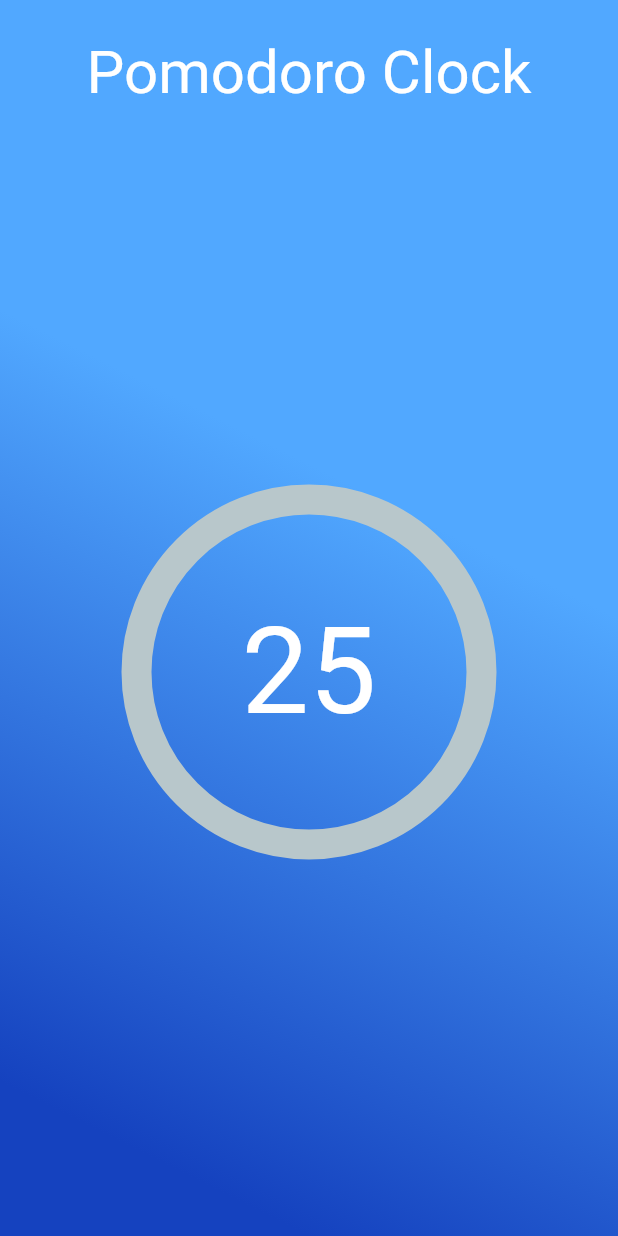
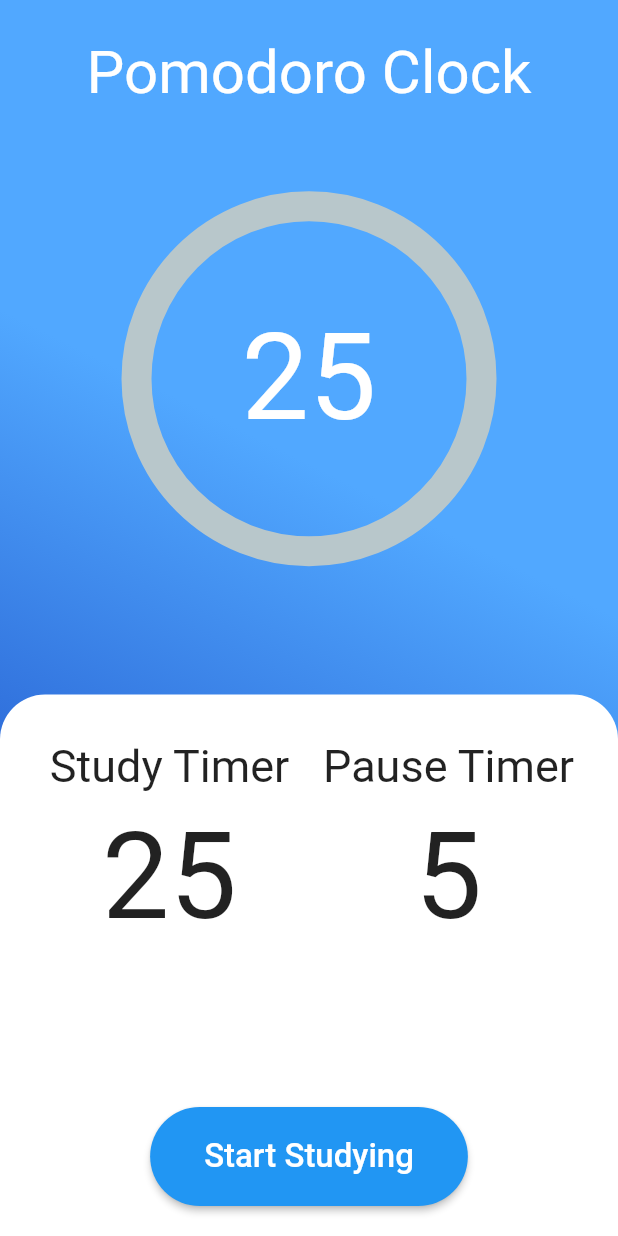
Before and after one commit to Shobhityadav99/Pomo-Doro-App, a Flutter app: the screen it shows after launch, on a phone screen of 412 x 824 dp. Run offline on Flutter 3.47's test engine with Material 2 defaults, Android fonts, the phone set to English and light mode, and no system bars; drawn by our look-alikes of percent_indicator.

Commit message:
timer working

```diff
--- a/lib/main.dart
+++ b/lib/main.dart
@@ -1,3 +1,5 @@
+import 'dart:async';
+
 import 'package:flutter/material.dart';
 import 'package:percent_indicator/circular_percent_indicator.dart';
 
@@ -17,6 +19,34 @@ class _PomoDoroState extends State<PomoDoro> {
   double percent = 0;
   static int timeInmin = 25;
   int timeInsec = timeInmin * 60;
+  Timer timer;
+  __startTimer() {
+    timeInmin = 25;
+    int time = timeInmin * 60;
+    double secPercentage = (time / 100);
+    timer = Timer.periodic(Duration(seconds: 1), (timer) {
+      setState(() {
+        if (time > 0) {
+          time--;
+          if (time % 60 == 0) {
+            timeInmin--;
+          }
+          if (time % secPercentage == 0) {
+            if (percent < 1) {
+              percent += 0.01;
+            } else {
+              percent = 1;
+            }
+          }
+        } else {
+          percent = 0;
+          timeInmin = 25;
+          timer.cancel();
+        }
+      });
+    });
+  }
+
   @override
   Widget build(BuildContext context) {
     return SafeArea(
@@ -55,6 +85,83 @@ class _PomoDoroState extends State<PomoDoro> {
                     style: TextStyle(color: Colors.white, fontSize: 80.0),
                   ),
                 ),
+              ),
+              SizedBox(
+                height: 30.0,
+              ),
+              Expanded(
+                child: Container(
+                  width: double.infinity,
+                  decoration: BoxDecoration(
+                      color: Colors.white,
+                      borderRadius: BorderRadius.only(
+                          topLeft: Radius.circular(30.0),
+                          topRight: Radius.circular(30.0))),
+                  child: Padding(
+                    padding:
+                        EdgeInsets.only(top: 30.0, left: 20.0, right: 20.0),
+                    child: Column(
+                      children: [
+                        Expanded(
+                            child: Row(
+                          children: [
+                            Expanded(
+                              child: Column(
+                                children: [
+                                  Text(
+                                    "Study Timer",
+                                    style: TextStyle(fontSize: 30.0),
+                                  ),
+                                  SizedBox(
+                                    height: 10.0,
+                                  ),
+                                  Text(
+                                    "25",
+                                    style: TextStyle(fontSize: 80.0),
+                                  )
+                                ],
+                              ),
+                            ),
+                            Expanded(
+                              child: Column(
+                                children: [
+                                  Text(
+                                    "Pause Timer",
+                                    style: TextStyle(fontSize: 30.0),
+                                  ),
+                                  SizedBox(
+                                    height: 10.0,
+                                  ),
+                                  Text(
+                                    "5",
+                                    style: TextStyle(fontSize: 80.0),
+                                  )
+                                ],
+                              ),
+                            )
+                          ],
+                        )),
+                        Padding(
+                          padding: EdgeInsets.symmetric(vertical: 20.0),
+                          child: RaisedButton(
+                            color: Colors.blue,
+                            onPressed: __startTimer,
+                            shape: RoundedRectangleBorder(
+                                borderRadius: BorderRadius.circular(100.0)),
+                            child: Padding(
+                              padding: EdgeInsets.all(20.0),
+                              child: Text(
+                                "Start Studying",
+                                style: TextStyle(
+                                    color: Colors.white, fontSize: 22.0),
+                              ),
+                            ),
+                          ),
+                        )
+                      ],
+                    ),
+                  ),
+                ),
               )
             ],
           ),
```
